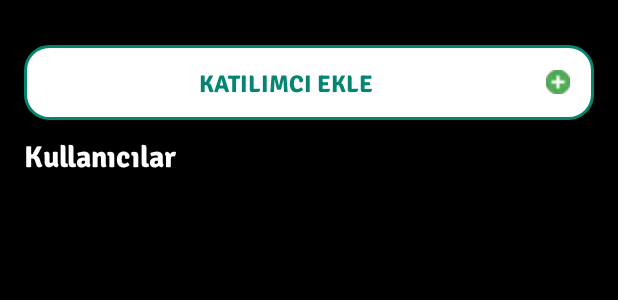
After one commit to ismailgulerr/meettime, an Android app: the layout fragment_choose_user.xml on its own in the app's theme, with its tools: preview values and no code run, on a phone screen of 412 x 824 dp. The commit adds this screen. Shown: the top 300 px of the screen. Run offline under Robolectric (Android 15) with nearby library versions, the phone set to English and light mode, and no system bars.

Commit message:
ChooseUserFragment Created. Started from it.

```diff
--- /dev/null
+++ b/app/src/main/res/drawable/bg_add_user_btn.xml
@@ -0,0 +1,14 @@
+<?xml version="1.0" encoding="utf-8"?>
+<!-- res/drawable/button_background.xml -->
+<shape xmlns:android="http://schemas.android.com/apk/res/android">
+    <!-- Solid white background -->
+    <solid android:color="#FFFFFF" />
+
+    <!-- Green border with 8dp radius (adjust the radius as needed) -->
+    <stroke
+        android:width="2dp"
+        android:color="@color/base_turkuaz" />
+
+    <!-- Rounded corners with 16dp radius (adjust the radius as needed) -->
+    <corners android:radius="16dp" />
+</shape>
--- /dev/null
+++ b/app/src/main/res/layout/fragment_choose_user.xml
@@ -0,0 +1,35 @@
+<?xml version="1.0" encoding="utf-8"?>
+<LinearLayout xmlns:android="http://schemas.android.com/apk/res/android"
+    android:layout_width="match_parent"
+    android:layout_height="match_parent"
+    android:orientation="vertical">
+
+    <androidx.appcompat.widget.AppCompatButton
+        android:layout_width="match_parent"
+        android:layout_height="50dp"
+        android:layout_marginTop="30dp"
+        android:textColor="@color/base_turkuaz"
+        android:layout_marginHorizontal="16dp"
+        android:fontFamily="@font/signika_bold"
+        android:textSize="16sp"
+        android:text="Katılımcı Ekle"
+        android:paddingEnd="16dp"
+        android:background="@drawable/bg_add_user_btn"
+        android:drawableEnd="@drawable/ic_plus"/>
+
+    <TextView
+        android:layout_width="match_parent"
+        android:layout_height="wrap_content"
+        android:fontFamily="@font/signika_bold"
+        android:layout_marginHorizontal="16dp"
+        android:layout_marginVertical="8dp"
+        android:textSize="20sp"
+        android:textColor="@color/white"
+        android:text="Kullanıcılar"/>
+
+    <androidx.recyclerview.widget.RecyclerView
+        android:layout_width="match_parent"
+        android:layout_height="match_parent"
+        android:layout_marginTop="8dp"/>
+
+</LinearLayout>
```
Also changed, not shown: app/src/main/java/com/ismailguler/meettime/ChooseUserFragment.kt (added, +27 -0 lines), app/src/main/res/navigation/nav_graph.xml (+11 -9 lines), app/src/main/res/drawable/ic_plus.png.
